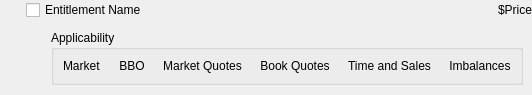
The window that Applications/Spire/Source/AccountViewer/EntitlementEntryWidget.ui (spiretrading/nexus) describes before a commit, drawn with Qt 5.
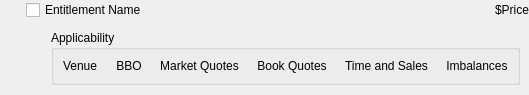
The same window after the commit. Custom widgets are drawn as their Qt base class.

What changed in the file:
```diff
--- a/Applications/Spire/Source/AccountViewer/EntitlementEntryWidget.ui
+++ b/Applications/Spire/Source/AccountViewer/EntitlementEntryWidget.ui
@@ -247,7 +247,7 @@
               </sizepolicy>
              </property>
              <property name="text">
-              <string>Market</string>
+              <string>Venue</string>
              </property>
             </widget>
            </item>
```
Left out of the diff: 2 changed lines with no effect on the pictures.
